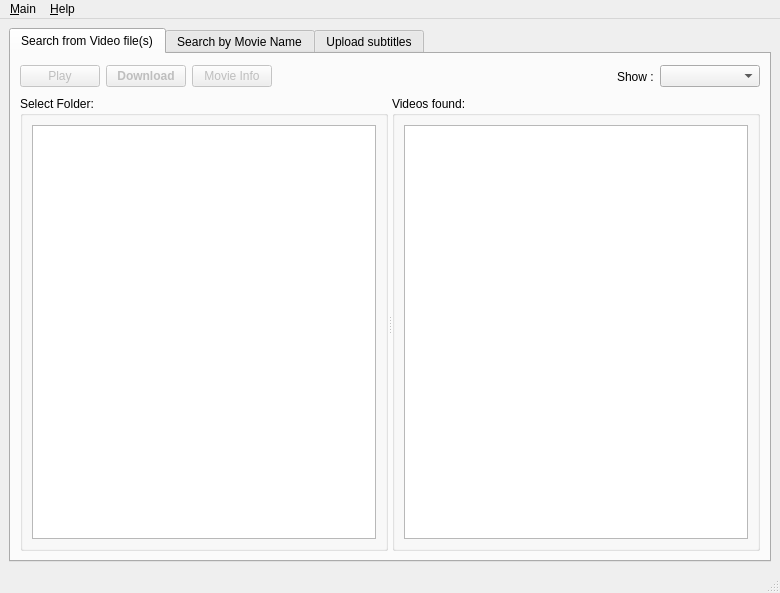
Old version of the form gui/main.ui in the repository subdownloader/subdownloader.
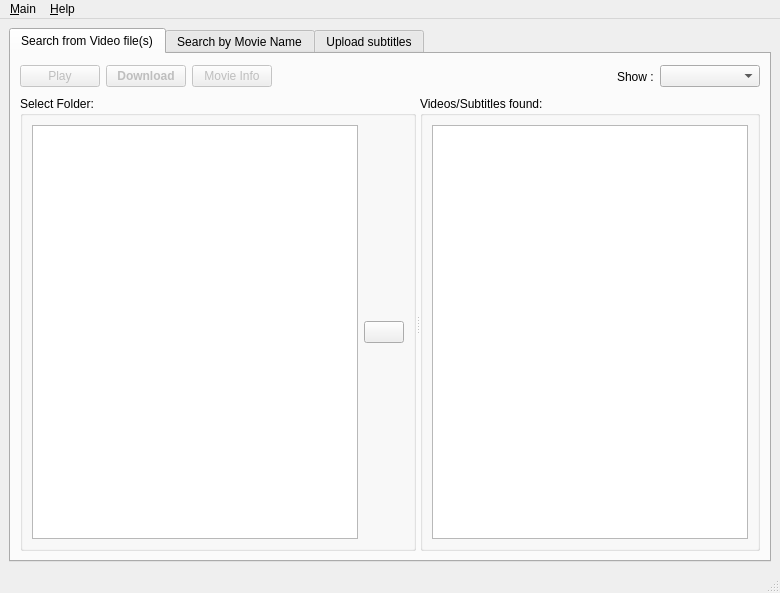
New version of the form. Icons and pictures are not drawn. Custom widgets are drawn as their Qt base class.

Commit message: Added the Search Button in the middle. Now SD will only do a search of the videos if the folder clicked doesn't have any children.

The edit to the form file:
```diff
--- a/gui/main.ui
+++ b/gui/main.ui
@@ -179,7 +179,9 @@
              <property name="title" >
               <string>Select Folder:</string>
              </property>
-             <layout class="QVBoxLayout" >
+             <layout class="QVBoxLayout" name="verticalLayout_3" >
+              <item>
+               <layout class="QHBoxLayout" name="horizontalLayout_4" >
               <item>
                <widget class="QTreeView" name="folderView" >
                 <property name="verticalScrollBarPolicy" >
@@ -187,11 +189,33 @@
                 </property>
                </widget>
               </item>
+                <item>
+                 <widget class="QPushButton" name="buttonFind" >
+                  <property name="toolTip" >
+                   <string>Click here to Search the subtitles of the movies in that folder</string>
+                  </property>
+                  <property name="text" >
+                   <string/>
+                  </property>
+                  <property name="icon" >
+                   <iconset resource="images.qrc" >
+                    <normaloff>:/images/search.png</normaloff>:/images/search.png</iconset>
+                  </property>
+                  <property name="iconSize" >
+                   <size>
+                    <width>32</width>
+                    <height>32</height>
+                   </size>
+                  </property>
+                 </widget>
+                </item>
+               </layout>
+              </item>
              </layout>
             </widget>
             <widget class="QGroupBox" name="groupBox_videosFound" >
              <property name="title" >
-              <string>Videos found:</string>
+              <string>Videos/Subtitles found:</string>
              </property>
              <layout class="QHBoxLayout" >
               <item>
```
Lines whose indentation alone changed are shown as unchanged. The commit also changes 2 other files.
